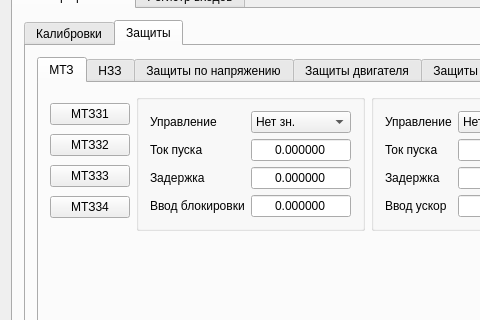
Old version of the form configuratorwindow.ui in the repository vlarry/configurator; both pictures show x 0 to 480 and y 242 to 562 of the 1071 by 674 pixel window.
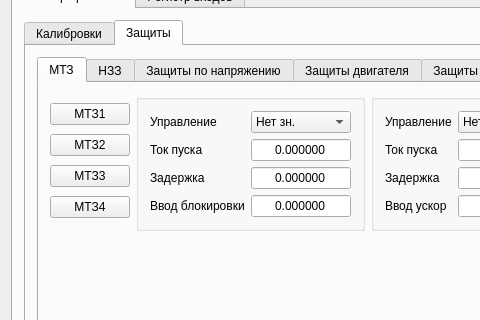
New version of the form. Icons and pictures are not drawn.

Commit message: Исправление надписей по токовым защитам и переименование переменных с ними связанных (ошибка в обозначении - ошибочно добавлялась цифра 3 в имя/надпись).

What changed in the file:
```diff
--- a/configuratorwindow.ui
+++ b/configuratorwindow.ui
@@ -1417,7 +1417,7 @@
                     <item>
                      <widget class="QPushButton" name="pbtnProtectionMTZ31">
                       <property name="text">
-                       <string>МТЗ31</string>
+                       <string>МТЗ1</string>
                       </property>
                       <property name="checkable">
                        <bool>false</bool>
@@ -1427,7 +1427,7 @@
                     <item>
                      <widget class="QPushButton" name="pbtnProtectionMTZ32">
                       <property name="text">
-                       <string>МТЗ32</string>
+                       <string>МТЗ2</string>
                       </property>
                       <property name="checkable">
                        <bool>false</bool>
@@ -1437,7 +1437,7 @@
                     <item>
                      <widget class="QPushButton" name="pbtnProtectionMTZ33">
                       <property name="text">
-                       <string>МТЗ33</string>
+                       <string>МТЗ3</string>
                       </property>
                       <property name="checkable">
                        <bool>false</bool>
@@ -1447,7 +1447,7 @@
                     <item>
                      <widget class="QPushButton" name="pbtnProtectionMTZ34">
                       <property name="text">
-                       <string>МТЗ34</string>
+                       <string>МТЗ4</string>
                       </property>
                       <property name="checkable">
                        <bool>false</bool>
```
Left out of the diff: 48 changed lines with no effect on the pictures. The commit also changes 1 other file.
